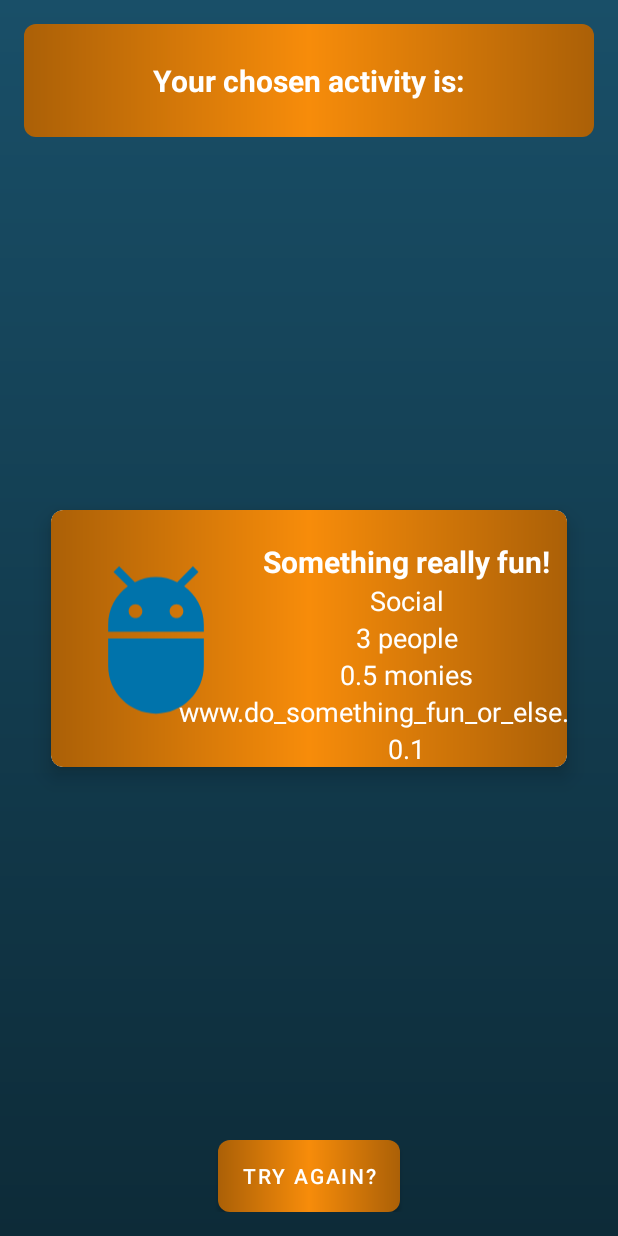
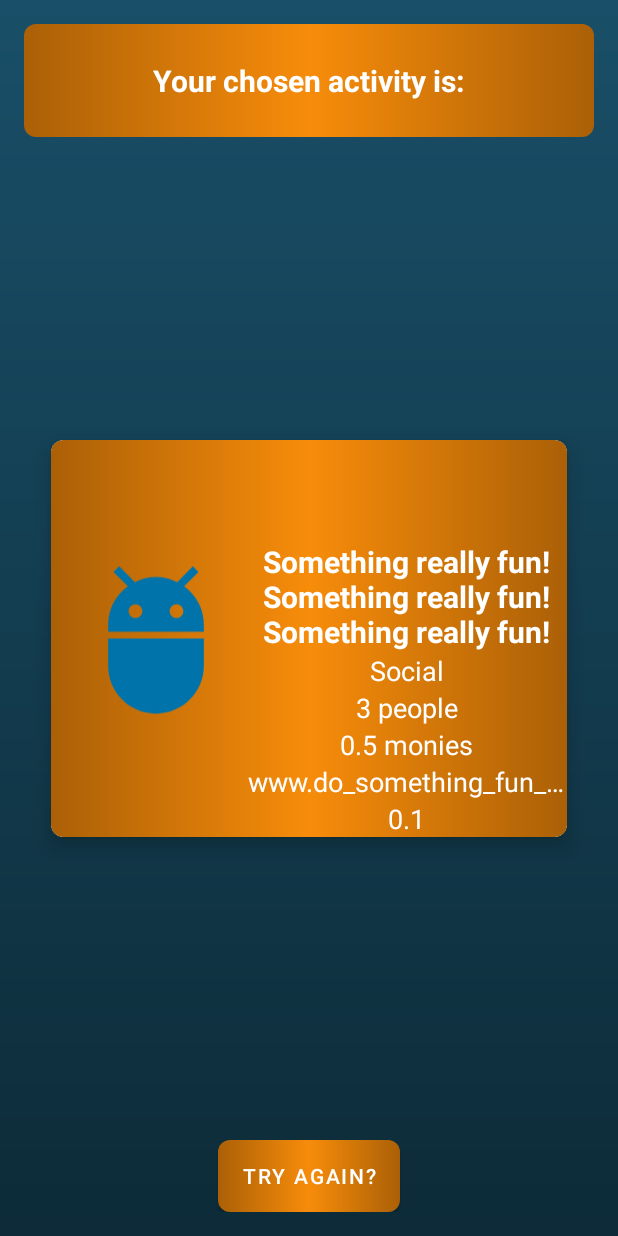
Before and after one commit to lmillyard/TheBoringApp, an Android app: the layout activity_venture_details.xml on its own in the app's theme, with its tools: preview values and no code run, on a phone screen of 412 x 824 dp. Run offline under Robolectric (Android 15) with nearby library versions, the phone set to English and light mode, and no system bars.

Commit message:
Fixed text layout issues in venture details - text now wraps over multiple lines properly

```diff
--- a/app/src/main/res/layout/activity_main.xml
+++ b/app/src/main/res/layout/activity_main.xml
@@ -23,6 +23,7 @@
         app:layout_constraintRight_toRightOf="@id/topColourRectangleViewMainActivity"
         android:text="@string/pick_activity_type"
         android:textSize="20dp"
+        android:gravity="center"
         android:textStyle="bold"
         android:textColor="@color/white"
         android:layout_width="match_parent"
--- a/app/src/main/res/layout/activity_venture_details.xml
+++ b/app/src/main/res/layout/activity_venture_details.xml
@@ -71,74 +71,86 @@
 
             <TextView
                 android:id="@+id/ventureCardDetailsNameTextView"
-                android:layout_width="wrap_content"
+                android:layout_width="0dp"
                 android:layout_height="wrap_content"
-                app:layout_constraintTop_toTopOf="@id/ventureDetailsTypeImageView"
-                app:layout_constraintLeft_toRightOf="@id/ventureDetailsImageBarrier"
-                app:layout_constraintRight_toRightOf="parent"
                 android:textColor="@color/white"
                 android:textSize="@dimen/standardHeadingSize"
                 android:textStyle="bold"
-                tools:text="Something really fun!" />
+                android:gravity="center"
+                tools:text="Something really fun!Something really fun!Something really fun!"
+                app:layout_constraintLeft_toRightOf="@id/ventureDetailsImageBarrier"
+                app:layout_constraintRight_toRightOf="parent"
+                app:layout_constraintTop_toTopOf="@id/ventureDetailsTypeImageView"
+                />
 
             <TextView
                 android:id="@+id/ventureCardDetailsTypeTextView"
                 android:layout_width="wrap_content"
                 android:layout_height="wrap_content"
-                app:layout_constraintTop_toBottomOf="@id/ventureCardDetailsNameTextView"
+                android:textSize="18dp"
+                android:textColor="@color/white"
+                tools:text="Social"
+                android:gravity="center"
                 app:layout_constraintLeft_toRightOf="@id/ventureDetailsImageBarrier"
                 app:layout_constraintRight_toRightOf="parent"
-                tools:text="Social"
-                android:textColor="@color/white"
-                android:textSize="18dp" />
+                app:layout_constraintTop_toBottomOf="@id/ventureCardDetailsNameTextView"
+                />
 
             <TextView
                 android:id="@+id/ventureCardDetailsParticipantsTextView"
                 android:layout_width="wrap_content"
                 android:layout_height="wrap_content"
+                tools:text="3 people"
+                android:textColor="@color/white"
+                android:textSize="18dp"
+                android:gravity="center"
                 app:layout_constraintTop_toBottomOf="@id/ventureCardDetailsTypeTextView"
                 app:layout_constraintLeft_toRightOf="@id/ventureDetailsImageBarrier"
                 app:layout_constraintRight_toRightOf="parent"
-                tools:text="3 people"
-                android:textColor="@color/white"
-                android:textSize="18dp" />
+                />
 
             <TextView
                 android:id="@+id/ventureCardDetailsPriceTextView"
                 android:layout_width="wrap_content"
+                app:layout_constraintRight_toRightOf="parent"
                 android:layout_height="wrap_content"
+                tools:text="0.5 monies"
+                android:textColor="@color/white"
+                android:textSize="18dp"
+                android:gravity="center"
                 app:layout_constraintTop_toBottomOf="@id/ventureCardDetailsParticipantsTextView"
                 app:layout_constraintLeft_toRightOf="@id/ventureDetailsImageBarrier"
-                app:layout_constraintRight_toRightOf="parent"
-                tools:text="0.5 monies"
-                android:textColor="@color/white"
-                android:textSize="18dp" />
+                />
 
 
             <TextView
                 android:id="@+id/ventureCardDetailsLinkTextView"
-                android:layout_width="wrap_content"
+                android:layout_width="0dp"
                 android:layout_height="wrap_content"
-                app:layout_constraintTop_toBottomOf="@id/ventureCardDetailsPriceTextView"
-                app:layout_constraintLeft_toRightOf="@id/ventureDetailsImageBarrier"
-                app:layout_constraintRight_toRightOf="parent"
                 tools:text="www.do_something_fun_or_else.co.uk"
                 android:ellipsize="end"
                 android:maxLines="1"
                 android:textColor="@color/white"
-                android:textSize="18dp" />
+                android:textSize="18dp"
+                android:gravity="center"
+                app:layout_constraintTop_toBottomOf="@id/ventureCardDetailsPriceTextView"
+                app:layout_constraintLeft_toRightOf="@id/ventureDetailsImageBarrier"
+                app:layout_constraintRight_toRightOf="parent"
+                />
 
             <TextView
                 android:id="@+id/ventureCardDetailsAccessibilityTextView"
                 android:layout_width="wrap_content"
                 android:layout_height="wrap_content"
+                tools:text="0.1"
+                android:ellipsize="end"
+                android:textColor="@color/white"
+                android:textSize="18dp"
+                android:gravity="center"
                 app:layout_constraintTop_toBottomOf="@id/ventureCardDetailsLinkTextView"
                 app:layout_constraintLeft_toRightOf="@id/ventureDetailsImageBarrier"
                 app:layout_constraintRight_toRightOf="parent"
-                tools:text="0.1"
-                android:ellipsize="end"
-                android:textColor="@color/white"
-                android:textSize="18dp" />
+                />
 
         </androidx.constraintlayout.widget.ConstraintLayout>
     </androidx.cardview.widget.CardView>
@@ -151,6 +163,7 @@
         android:text="Try Again?"
         android:background="@drawable/gradient_text_background"
         app:backgroundTint="@null"
+        android:textColor="@color/white"
         app:layout_constraintBottom_toBottomOf="parent"
         app:layout_constraintLeft_toLeftOf="parent"
         app:layout_constraintRight_toRightOf="parent"/>
```
